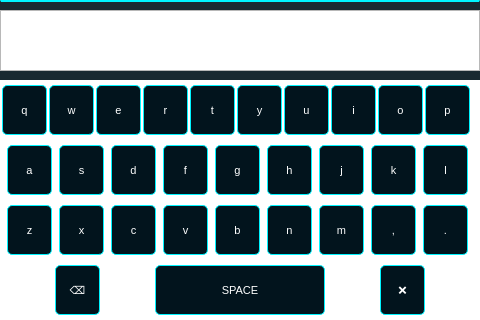
This is screens/main_window.ui in MurikEv/NeuroDeck as Qt 5 draws it before an edit. The edited form follows.
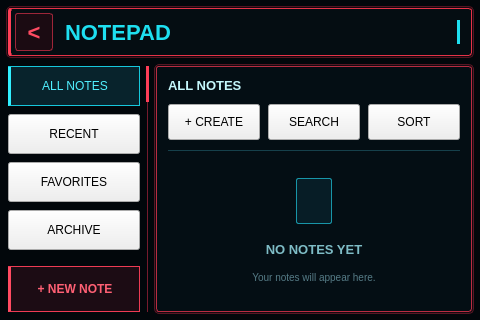
This is the edited form. The open tabs and pages were chosen to show the change. Icons and pictures are not drawn.

Commit message: feat: Implement Notepad

What changed in the file:
```diff
--- a/screens/main_window.ui
+++ b/screens/main_window.ui
@@ -978,7 +978,292 @@
      </widget>
     </widget>
     <widget class="QWidget" name="browser_screen"/>
-    <widget class="QWidget" name="notepad_screen"/>
+    <widget class="QWidget" name="notepad_screen">
+     <property name="styleSheet">
+      <string notr="true">QWidget#notepad_screen {
+    background-color: #02070b;
+    color: #c3edf1;
+    font-family: "Sans Serif";
+    font-size: 11px;
+}
+QFrame#notepadHeaderGlow {
+    background-color: #12090e;
+    border: 1px solid #531421;
+    border-radius: 5px;
+}
+QFrame#notepadHeader {
+    background-color: #050d12;
+    border: 1px solid #e63248;
+    border-left: 3px solid #ff4057;
+    border-radius: 3px;
+}
+QPushButton#notepadBackButton {
+    background-color: #1b0b12;
+    color: #ff4b62;
+    border: 1px solid #9d2639;
+    border-radius: 3px;
+    font-size: 22px;
+    font-weight: bold;
+}
+QLabel#notepadTitle {
+    color: #1edff0;
+    font-size: 22px;
+    font-weight: bold;
+    background: transparent;
+}
+QFrame#notepadHeaderAccent {
+    background-color: #1edff0;
+    border: none;
+}
+QPushButton[notepadNav="true"] {
+    background-color: #061219;
+    border: 1px solid #174650;
+    border-left: 3px solid #ad293d;
+    border-radius: 3px;
+    color: #7ebbc4;
+    font-size: 11px;
+    font-weight: bold;
+    text-align: left;
+    padding-left: 11px;
+}
+QPushButton#notepadAllNotesButton {
+    background-color: #08232c;
+    border: 1px solid #16c7db;
+    border-left: 3px solid #31efff;
+    color: #50f0ff;
+}
+QPushButton#notepadNewNoteButton {
+    background-color: #1c0c14;
+    border: 1px solid #ed3b54;
+    border-left: 3px solid #ff4b62;
+    color: #ff6074;
+    font-size: 12px;
+    font-weight: bold;
+}
+QFrame#notepadDivider {
+    background-color: #761b2d;
+    border: none;
+}
+QFrame#notepadDividerAccent {
+    background-color: #ff3d57;
+    border: none;
+}
+QFrame#notepadContentGlow {
+    background-color: #140a10;
+    border: 1px solid #571725;
+    border-radius: 5px;
+}
+QFrame#notepadContent {
+    background-color: #040e14;
+    border: 1px solid #b92c42;
+    border-radius: 3px;
+}
+QLabel#notepadSectionTitle {
+    background: transparent;
+    color: #c4f7fb;
+    font-size: 13px;
+    font-weight: bold;
+}
+QPushButton[notepadAction="true"] {
+    background-color: #061820;
+    border: 1px solid #176273;
+    border-radius: 3px;
+    color: #20dceb;
+    font-size: 10px;
+    font-weight: bold;
+}
+QFrame#notepadToolbarRule {
+    background-color: #16404b;
+    border: none;
+}
+QFrame#notepadEmptyIcon {
+    background-color: #071d26;
+    border: 1px solid #1895a8;
+    border-radius: 2px;
+}
+QFrame[notepadPaperLine="true"] {
+    background-color: #1a7685;
+    border: none;
+}
+QLabel#notepadEmptyTitle {
+    background: transparent;
+    color: #7ebcc6;
+    font-size: 13px;
+    font-weight: bold;
+}
+QLabel#notepadEmptyDescription {
+    background: transparent;
+    color: #557b86;
+    font-size: 10px;
+}
+QWidget#notepad_screen QPushButton:pressed {
+    background-color: #123640;
+    border-color: #56efff;
+    color: #b8faff;
+}</string>
+     </property>
+     <widget class="QFrame" name="notepadHeaderGlow">
+      <property name="geometry">
+       <rect><x>6</x><y>6</y><width>468</width><height>52</height></rect>
+      </property>
+     </widget>
+     <widget class="QFrame" name="notepadHeader">
+      <property name="geometry">
+       <rect><x>8</x><y>8</y><width>464</width><height>48</height></rect>
+      </property>
+      <widget class="QPushButton" name="notepadBackButton">
+       <property name="geometry">
+        <rect><x>7</x><y>5</y><width>38</width><height>38</height></rect>
+       </property>
+       <property name="focusPolicy"><enum>Qt::NoFocus</enum></property>
+       <property name="text"><string>&lt;</string></property>
+       <property name="accessibleName"><string>Back to menu</string></property>
+      </widget>
+      <widget class="QLabel" name="notepadTitle">
+       <property name="geometry">
+        <rect><x>57</x><y>4</y><width>370</width><height>40</height></rect>
+       </property>
+       <property name="text"><string>NOTEPAD</string></property>
+      </widget>
+      <widget class="QFrame" name="notepadHeaderAccent">
+       <property name="geometry">
+        <rect><x>449</x><y>12</y><width>3</width><height>24</height></rect>
+       </property>
+      </widget>
+     </widget>
+     <widget class="QPushButton" name="notepadAllNotesButton">
+      <property name="geometry">
+       <rect><x>8</x><y>66</y><width>132</width><height>40</height></rect>
+      </property>
+      <property name="focusPolicy"><enum>Qt::NoFocus</enum></property>
+      <property name="text"><string>ALL NOTES</string></property>
+      <property name="notepadNav" stdset="0"><bool>true</bool></property>
+     </widget>
+     <widget class="QPushButton" name="notepadRecentButton">
+      <property name="geometry">
+       <rect><x>8</x><y>114</y><width>132</width><height>40</height></rect>
+      </property>
+      <property name="focusPolicy"><enum>Qt::NoFocus</enum></property>
+      <property name="text"><string>RECENT</string></property>
+      <property name="notepadNav" stdset="0"><bool>true</bool></property>
+     </widget>
+     <widget class="QPushButton" name="notepadFavoritesButton">
+      <property name="geometry">
+       <rect><x>8</x><y>162</y><width>132</width><height>40</height></rect>
+      </property>
+      <property name="focusPolicy"><enum>Qt::NoFocus</enum></property>
+      <property name="text"><string>FAVORITES</string></property>
+      <property name="notepadNav" stdset="0"><bool>true</bool></property>
+     </widget>
+     <widget class="QPushButton" name="notepadArchiveButton">
+      <property name="geometry">
+       <rect><x>8</x><y>210</y><width>132</width><height>40</height></rect>
+      </property>
+      <property name="focusPolicy"><enum>Qt::NoFocus</enum></property>
+      <property name="text"><string>ARCHIVE</string></property>
+      <property name="notepadNav" stdset="0"><bool>true</bool></property>
+     </widget>
+     <widget class="QPushButton" name="notepadNewNoteButton">
+      <property name="geometry">
+       <rect><x>8</x><y>266</y><width>132</width><height>46</height></rect>
+      </property>
+      <property name="focusPolicy"><enum>Qt::NoFocus</enum></property>
+      <property name="text"><string>+ NEW NOTE</string></property>
+      <property name="notepadNav" stdset="0"><bool>true</bool></property>
+     </widget>
+     <widget class="QFrame" name="notepadDivider">
+      <property name="geometry">
+       <rect><x>147</x><y>66</y><width>1</width><height>246</height></rect>
+      </property>
+     </widget>
+     <widget class="QFrame" name="notepadDividerAccent">
+      <property name="geometry">
+       <rect><x>146</x><y>66</y><width>3</width><height>36</height></rect>
+      </property>
+     </widget>
+     <widget class="QFrame" name="notepadContentGlow">
+      <property name="geometry">
+       <rect><x>154</x><y>64</y><width>320</width><height>250</height></rect>
+      </property>
+     </widget>
+     <widget class="QFrame" name="notepadContent">
+      <property name="geometry">
+       <rect><x>156</x><y>66</y><width>316</width><height>246</height></rect>
+      </property>
+      <widget class="QLabel" name="notepadSectionTitle">
+       <property name="geometry">
+        <rect><x>12</x><y>8</y><width>292</width><height>22</height></rect>
+       </property>
+       <property name="text"><string>ALL NOTES</string></property>
+      </widget>
+      <widget class="QPushButton" name="notepadCreateButton">
+       <property name="geometry">
+        <rect><x>12</x><y>38</y><width>92</width><height>36</height></rect>
+       </property>
+       <property name="focusPolicy"><enum>Qt::NoFocus</enum></property>
+       <property name="text"><string>+ CREATE</string></property>
+       <property name="notepadAction" stdset="0"><bool>true</bool></property>
+      </widget>
+      <widget class="QPushButton" name="notepadSearchButton">
+       <property name="geometry">
+        <rect><x>112</x><y>38</y><width>92</width><height>36</height></rect>
+       </property>
+       <property name="focusPolicy"><enum>Qt::NoFocus</enum></property>
+       <property name="text"><string>SEARCH</string></property>
+       <property name="notepadAction" stdset="0"><bool>true</bool></property>
+      </widget>
+      <widget class="QPushButton" name="notepadSortButton">
+       <property name="geometry">
+        <rect><x>212</x><y>38</y><width>92</width><height>36</height></rect>
+       </property>
+       <property name="focusPolicy"><enum>Qt::NoFocus</enum></property>
+       <property name="text"><string>SORT</string></property>
+       <property name="notepadAction" stdset="0"><bool>true</bool></property>
+      </widget>
+      <widget class="QFrame" name="notepadToolbarRule">
+       <property name="geometry">
+        <rect><x>12</x><y>84</y><width>292</width><height>1</height></rect>
+       </property>
+      </widget>
+      <widget class="QFrame" name="notepadEmptyIcon">
+       <property name="geometry">
+        <rect><x>140</x><y>112</y><width>36</width><height>46</height></rect>
+       </property>
+       <widget class="QFrame" name="notepadPaperLine1">
+        <property name="geometry">
+         <rect><x>8</x><y>12</y><width>20</width><height>2</height></rect>
+        </property>
+        <property name="notepadPaperLine" stdset="0"><bool>true</bool></property>
+       </widget>
+       <widget class="QFrame" name="notepadPaperLine2">
+        <property name="geometry">
+         <rect><x>8</x><y>21</y><width>20</width><height>2</height></rect>
+        </property>
+        <property name="notepadPaperLine" stdset="0"><bool>true</bool></property>
+       </widget>
+       <widget class="QFrame" name="notepadPaperLine3">
+        <property name="geometry">
+         <rect><x>8</x><y>30</y><width>14</width><height>2</height></rect>
+        </property>
+        <property name="notepadPaperLine" stdset="0"><bool>true</bool></property>
+       </widget>
+      </widget>
+      <widget class="QLabel" name="notepadEmptyTitle">
+       <property name="geometry">
+        <rect><x>12</x><y>171</y><width>292</width><height>25</height></rect>
+       </property>
+       <property name="text"><string>NO NOTES YET</string></property>
+       <property name="alignment"><set>Qt::AlignCenter</set></property>
+      </widget>
+      <widget class="QLabel" name="notepadEmptyDescription">
+       <property name="geometry">
+        <rect><x>12</x><y>201</y><width>292</width><height>20</height></rect>
+       </property>
+       <property name="text"><string>Your notes will appear here.</string></property>
+       <property name="alignment"><set>Qt::AlignCenter</set></property>
+      </widget>
+     </widget>
+    </widget>
     <widget class="QWidget" name="fileexplorer_screen">
      <widget class="QLabel" name="fileexplorer_path_label">
       <property name="geometry">
```
The commit also changes 8 other files.
